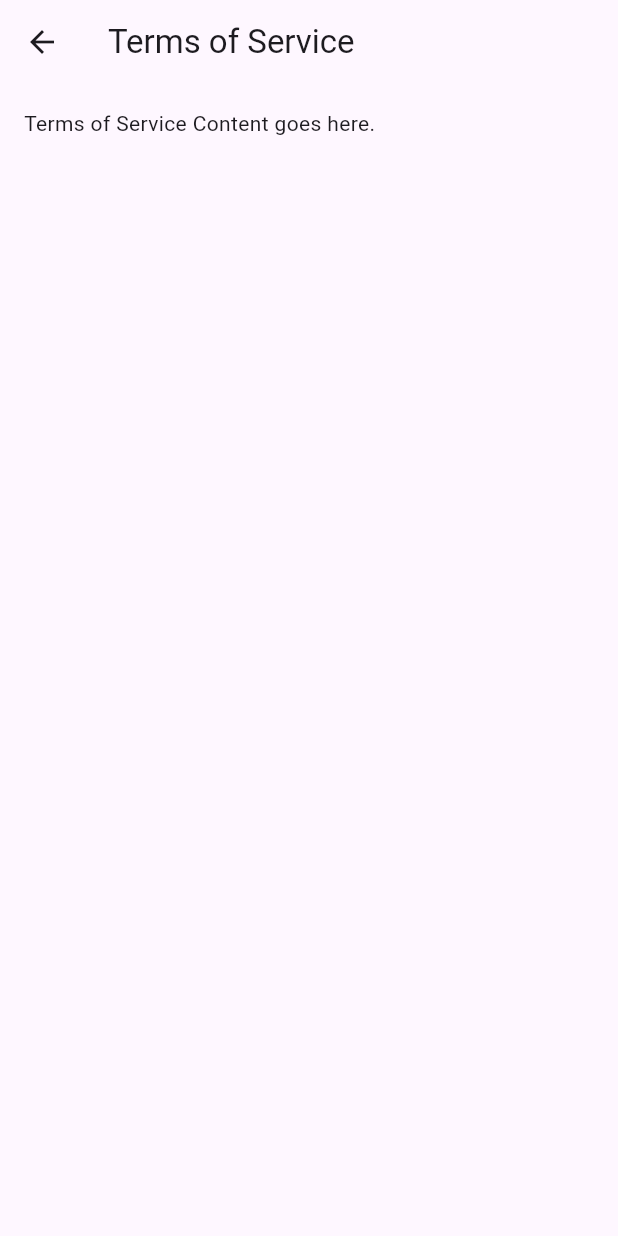
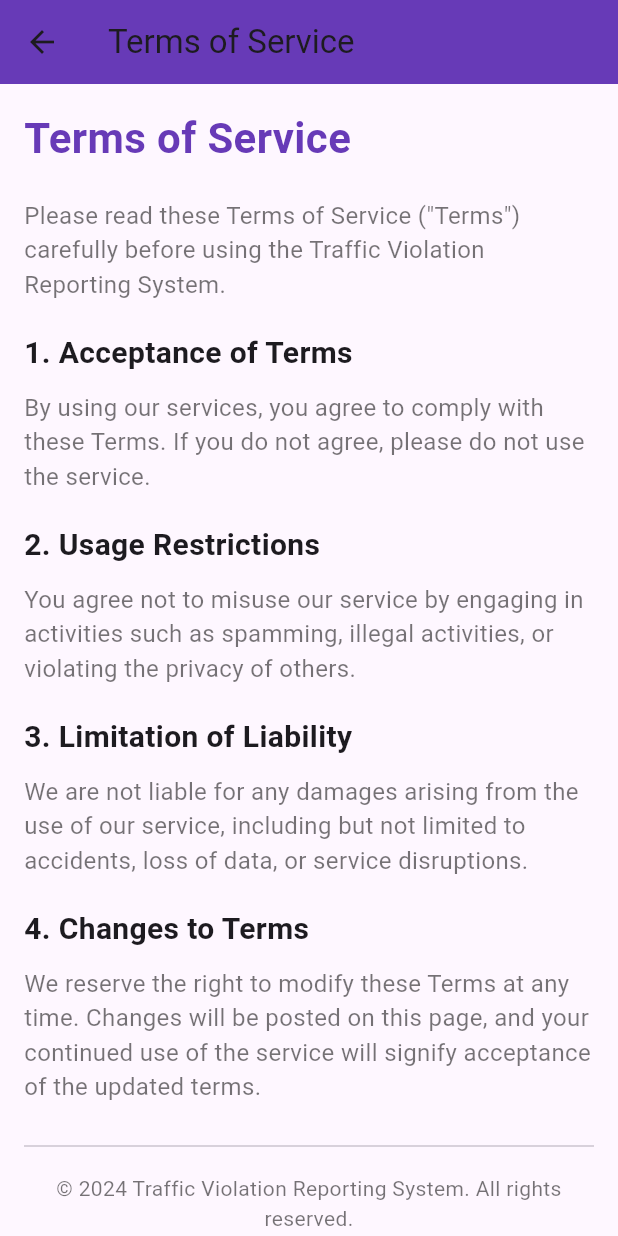
Before and after one commit to EndrexAkoto/Traffic_Violation_Reporting_System, a Flutter app: the TermsOfServicePage screen opened by its route, on a phone screen of 412 x 824 dp. Run offline on Flutter 3.47's test engine with Material 3 defaults, Android fonts, the phone set to English and light mode, and no system bars; our stand-ins replace font_awesome_flutter, google_maps_flutter, image_picker.

Commit message:
creation of terms of service

```diff
--- a/traffic_violation_app/lib/pages/terms_of_service_page.dart
+++ b/traffic_violation_app/lib/pages/terms_of_service_page.dart
@@ -1,5 +1,3 @@
-// lib/pages/terms_of_service_page.dart
-
 import 'package:flutter/material.dart';
 
 class TermsOfServicePage extends StatelessWidget {
@@ -8,10 +6,78 @@ class TermsOfServicePage extends StatelessWidget {
   @override
   Widget build(BuildContext context) {
     return Scaffold(
-      appBar: AppBar(title: const Text('Terms of Service')),
-      body: const Padding(
-        padding: EdgeInsets.all(16.0),
-        child: Text('Terms of Service Content goes here.'),
+      appBar: AppBar(
+        title: const Text('Terms of Service'),
+        backgroundColor: Colors.deepPurple, // Set theme color for AppBar
+      ),
+      body: Padding(
+        padding: const EdgeInsets.all(16.0),
+        child: Column(
+          crossAxisAlignment: CrossAxisAlignment.start,
+          children: [
+            const Text(
+              'Terms of Service',
+              style: TextStyle(
+                fontSize: 28,
+                fontWeight: FontWeight.bold,
+                color: Colors.deepPurple,
+              ),
+            ),
+            const SizedBox(height: 20),
+            const Text(
+              'Please read these Terms of Service ("Terms") carefully before using the Traffic Violation Reporting System.',
+              style: TextStyle(fontSize: 16, color: Colors.black54),
+            ),
+            const SizedBox(height: 20),
+            const Text(
+              '1. Acceptance of Terms',
+              style: TextStyle(fontSize: 20, fontWeight: FontWeight.bold),
+            ),
+            const SizedBox(height: 10),
+            const Text(
+              'By using our services, you agree to comply with these Terms. If you do not agree, please do not use the service.',
+              style: TextStyle(fontSize: 16, color: Colors.black54),
+            ),
+            const SizedBox(height: 20),
+            const Text(
+              '2. Usage Restrictions',
+              style: TextStyle(fontSize: 20, fontWeight: FontWeight.bold),
+            ),
+            const SizedBox(height: 10),
+            const Text(
+              'You agree not to misuse our service by engaging in activities such as spamming, illegal activities, or violating the privacy of others.',
+              style: TextStyle(fontSize: 16, color: Colors.black54),
+            ),
+            const SizedBox(height: 20),
+            const Text(
+              '3. Limitation of Liability',
+              style: TextStyle(fontSize: 20, fontWeight: FontWeight.bold),
+            ),
+            const SizedBox(height: 10),
+            const Text(
+              'We are not liable for any damages arising from the use of our service, including but not limited to accidents, loss of data, or service disruptions.',
+              style: TextStyle(fontSize: 16, color: Colors.black54),
+            ),
+            const SizedBox(height: 20),
+            const Text(
+              '4. Changes to Terms',
+              style: TextStyle(fontSize: 20, fontWeight: FontWeight.bold),
+            ),
+            const SizedBox(height: 10),
+            const Text(
+              'We reserve the right to modify these Terms at any time. Changes will be posted on this page, and your continued use of the service will signify acceptance of the updated terms.',
+              style: TextStyle(fontSize: 16, color: Colors.black54),
+            ),
+            const SizedBox(height: 20),
+            const Divider(),
+            const SizedBox(height: 10),
+            const Text(
+              '© 2024 Traffic Violation Reporting System. All rights reserved.',
+              style: TextStyle(fontSize: 14, color: Colors.black54),
+              textAlign: TextAlign.center,
+            ),
+          ],
+        ),
       ),
     );
   }
```
